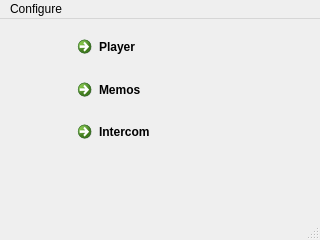
Above: gui/launcher/launcher.ui from cwoodruf/cmpt433-nap-time before the change. Below: the same form after it.
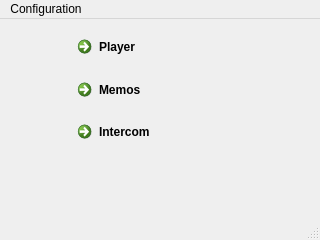
That is the form after the change.

Commit message: added new configuration dialog

What changed in the file:
```diff
--- a/gui/launcher/launcher.ui
+++ b/gui/launcher/launcher.ui
@@ -59,7 +59,7 @@
    </property>
    <widget class="QMenu" name="menuConfigure">
     <property name="title">
-     <string>Configure</string>
+     <string>Configuration</string>
     </property>
     <addaction name="actionConfigure"/>
     <addaction name="actionNapListener"/>
```
Left out of the diff: 10 changed lines with no effect on the pictures. The commit also changes 1 other file.
